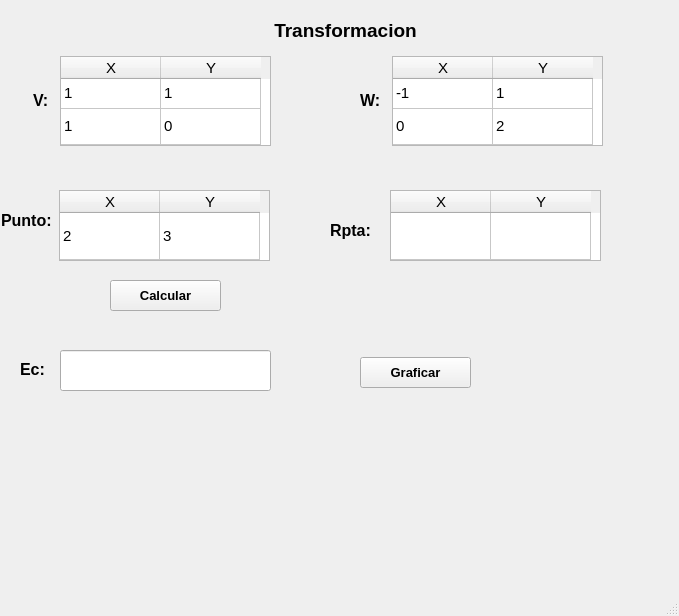
The window that gui.ui (nashvent/MATransformacion) describes before a commit, drawn with Qt 5.
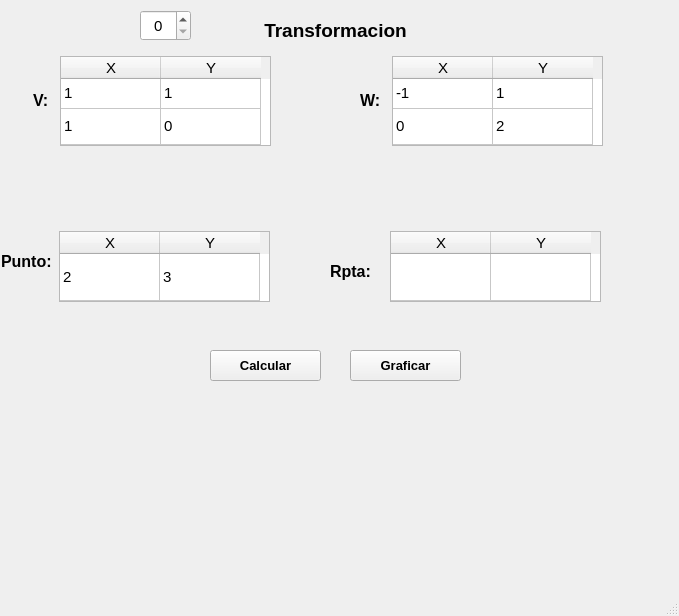
The same window after the commit.

Commit message: Listo para presentar

The edit to the form file:
```diff
--- a/gui.ui
+++ b/gui.ui
@@ -58,7 +58,7 @@
     <property name="geometry">
      <rect>
       <x>1</x>
-      <y>200</y>
+      <y>241</y>
       <width>61</width>
       <height>41</height>
      </rect>
@@ -78,7 +78,7 @@
     <property name="geometry">
      <rect>
       <x>59</x>
-      <y>190</y>
+      <y>231</y>
       <width>211</width>
       <height>71</height>
      </rect>
@@ -123,7 +123,7 @@
    <widget class="QLabel" name="label">
     <property name="geometry">
      <rect>
-      <x>210</x>
+      <x>200</x>
       <y>10</y>
       <width>271</width>
       <height>41</height>
@@ -147,7 +147,7 @@
     <property name="geometry">
      <rect>
       <x>330</x>
-      <y>210</y>
+      <y>251</y>
       <width>61</width>
       <height>41</height>
      </rect>
@@ -293,7 +293,7 @@
     <property name="geometry">
      <rect>
       <x>390</x>
-      <y>190</y>
+      <y>231</y>
       <width>211</width>
       <height>71</height>
      </rect>
@@ -331,8 +331,8 @@
    <widget class="QPushButton" name="pushButtonCalc">
     <property name="geometry">
      <rect>
-      <x>110</x>
-      <y>280</y>
+      <x>210</x>
+      <y>350</y>
       <width>111</width>
       <height>31</height>
      </rect>
@@ -351,8 +351,8 @@
    <widget class="QPushButton" name="pushButtonGraph">
     <property name="geometry">
      <rect>
-      <x>360</x>
-      <y>357</y>
+      <x>350</x>
+      <y>350</y>
       <width>111</width>
       <height>31</height>
      </rect>
@@ -368,13 +368,13 @@
      <string>Graficar</string>
     </property>
    </widget>
-   <widget class="QLineEdit" name="lineEditEc">
+   <widget class="QSpinBox" name="spinBox">
     <property name="geometry">
      <rect>
-      <x>60</x>
-      <y>350</y>
-      <width>211</width>
-      <height>41</height>
+      <x>140</x>
+      <y>10</y>
+      <width>51</width>
+      <height>31</height>
      </rect>
     </property>
     <property name="font">
@@ -382,25 +382,8 @@
       <pointsize>11</pointsize>
      </font>
     </property>
-   </widget>
-   <widget class="QLabel" name="label_6">
-    <property name="geometry">
-     <rect>
-      <x>20</x>
-      <y>349</y>
-      <width>41</width>
-      <height>41</height>
-     </rect>
-    </property>
-    <property name="font">
-     <font>
-      <pointsize>12</pointsize>
-      <weight>75</weight>
-      <bold>true</bold>
-     </font>
-    </property>
-    <property name="text">
-     <string>Ec:</string>
+    <property name="alignment">
+     <set>Qt::AlignCenter</set>
     </property>
    </widget>
   </widget>
```
Left out of the diff: 2 changed lines with no effect on the pictures. The commit also changes 2 other files.
